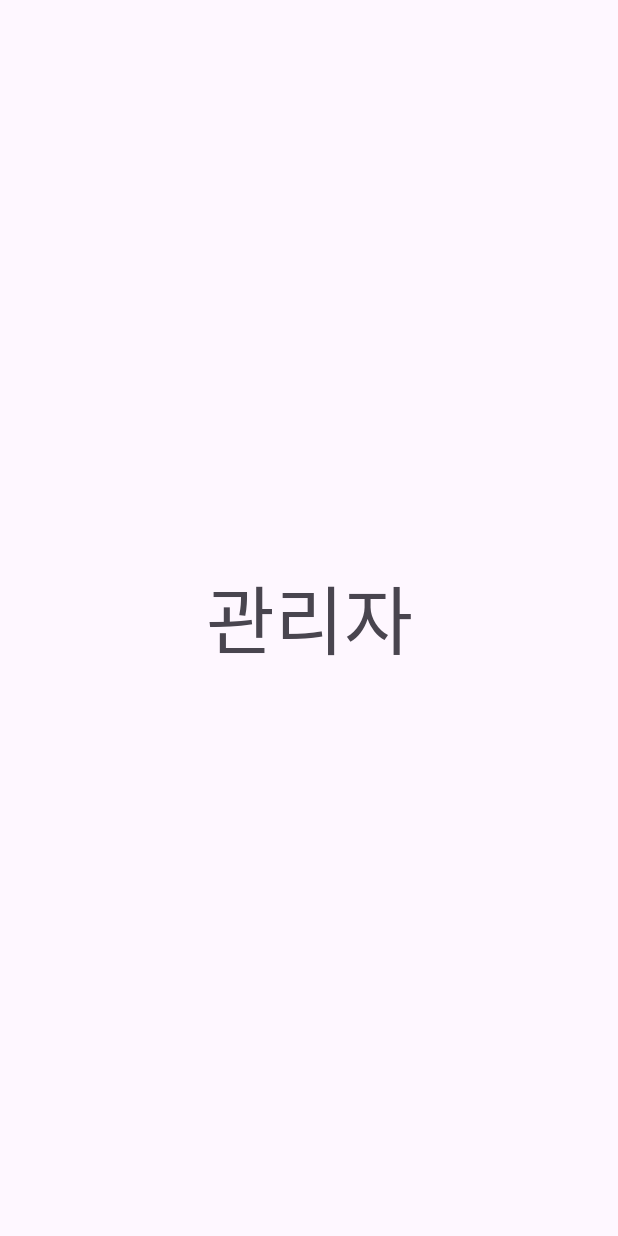
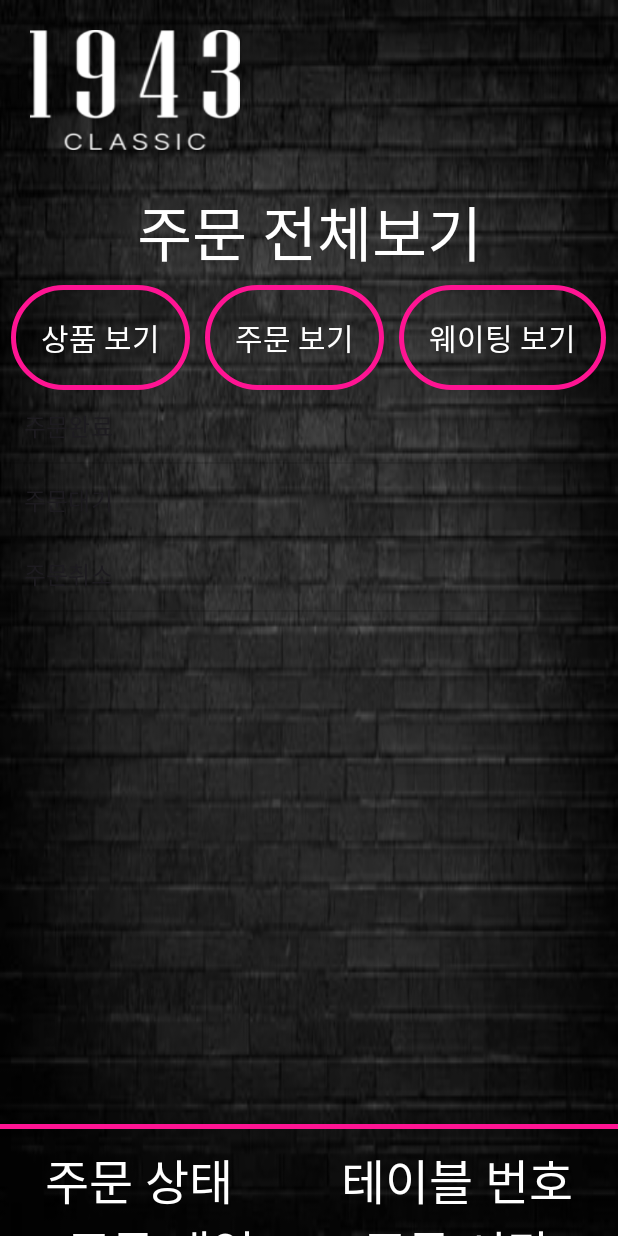
Before and after one commit to TeamTwoOrg/RestaurantOrderingSystem, an Android app: the manageActivity screen opened directly, with no data from a screen before it, on a phone screen of 412 x 824 dp. Run offline under Robolectric (Android 15) with nearby library versions, the phone set to English and light mode, and no system bars.

Commit message:
2023-08-04

```diff
--- a/Kiosk/app/src/main/java/com/example/kiosk/LoginActivity.java
+++ b/Kiosk/app/src/main/java/com/example/kiosk/LoginActivity.java
@@ -1,5 +1,6 @@
 package com.example.kiosk;
 
+import androidx.appcompat.app.AlertDialog;
 import androidx.appcompat.app.AppCompatActivity;
 
 import android.content.Intent;
@@ -35,9 +36,11 @@ public class LoginActivity extends AppCompatActivity {
         super.onCreate(savedInstanceState);
         setContentView(R.layout.activity_login_main);
 
-        Button manage_button = (Button) findViewById(R.id.manage_button); // 버튼아이디
-        manage_button.setEnabled(false); // 로그인 전까지 관리자 버튼 비활성화
+        Button manage_button = (Button) findViewById(R.id.manage_button); // 관리자 버튼
+        Button user_button = (Button) findViewById(R.id.user_button); // 사용자 버튼
 
+        manage_button.setVisibility(View.INVISIBLE); // 로그인 전까지 관리자 버튼 비활성화
+        user_button.setVisibility(View.INVISIBLE); // 로그인 전까지 사용자 버튼 비활성화
 
 
         manage_button.setOnClickListener(new View.OnClickListener() {
@@ -68,6 +71,7 @@ public class LoginActivity extends AppCompatActivity {
                 // 서버에 로그인 정보 전송
                 loginToServer(name, password);
 
+                // 임시 관리자 페이지 넘어가는 버튼
                 Intent intent = new Intent(getApplicationContext(), manageActivity.class);
                 startActivity(intent);
             }
@@ -112,7 +116,7 @@ public class LoginActivity extends AppCompatActivity {
                 @Override
                 public void onResponse(Call call, Response response) throws IOException {
                     Button manage_button = (Button) findViewById(R.id.manage_button);
-
+                    Button user_button = (Button) findViewById(R.id.user_button);
 
                     if (response.isSuccessful()) {
                         String responseBody = response.body().string();
@@ -120,17 +124,34 @@ public class LoginActivity extends AppCompatActivity {
                             JSONObject jsonObject = new JSONObject(responseBody);
                             boolean ok = jsonObject.getBoolean("ok");
                             if (ok) {
+                                // 로그인 성공 시 다음 화면으로 이동하거나 액션을 취할 수 있습니다.
                                 runOnUiThread(new Runnable() {
                                     @Override
                                     public void run() {
+                                        // 로그인 성공 디버그 확인용
                                         System.out.println("login success");
 
+                                        // AlertDialog 설정
+                                        AlertDialog.Builder builder = new AlertDialog.Builder(LoginActivity.this);
+                                        builder.setTitle("로그인 성공");
+                                        builder.setMessage("로그인에 성공하셨습니다.");
 
-                                        manage_button.setEnabled(true); // 관리자 버튼 활성화
+                                        // 확인 버튼을 설정하고 클릭시 닫는다.
+                                        builder.setPositiveButton("확인", null);
 
+                                        // AlertDialog를 보여준다.
+                                        AlertDialog dialog = builder.create();
+                                        dialog.show();
 
-                                        // 로그인 성공 시 다음 화면으로 이동하거나 액션을 취할 수 있습니다.
+                                        // 로그인 성공시 보여주는 버튼
+                                        manage_button.setVisibility(View.VISIBLE); // 관리자 버튼 활성화
+                                        user_button.setVisibility(View.VISIBLE); // 사용자 버튼 활성화
+
+                                        // 로그인 성공 후에만 manageActivity로 이동
+                                        Intent intent = new Intent(getApplicationContext(), manageActivity.class);
+                                        startActivity(intent);
                                     }
+
                                 });
                             } else {
                                 runOnUiThread(new Runnable() {
@@ -138,8 +159,8 @@ public class LoginActivity extends AppCompatActivity {
                                     public void run() {
                                         System.out.println("login fail");
                                     }
+                                });
 
-                                });
                             }
                         } catch (JSONException e) {
                             e.printStackTrace();
--- a/Kiosk/app/src/main/java/com/example/kiosk/manageActivity.java
+++ b/Kiosk/app/src/main/java/com/example/kiosk/manageActivity.java
@@ -2,14 +2,38 @@ package com.example.kiosk;
 
 
 import android.os.Bundle;
+import android.widget.ArrayAdapter;
+import android.widget.ListView;
+
 import androidx.appcompat.app.AppCompatActivity;
+
+import java.util.ArrayList;
+import java.util.List;
 import androidx.annotation.Nullable;
 
 public class manageActivity extends AppCompatActivity {
 
+    private ListView list;
     @Override
     protected void onCreate(Bundle savedInstanceState) {
         super.onCreate(savedInstanceState);
         setContentView(R.layout.manage); // 보여줄 화면 설정
+
+        list = (ListView)findViewById(R.id.list);
+
+        // 배열 안에다가 string형태로 list뷰에 넣는다.
+        List<String> data = new ArrayList<>();
+        // 리스트뷰랑 리스트를 연결하는 adapter 생성
+        // simple_list_item_1을 기본으로 주어지는 listview 디자인
+        ArrayAdapter<String> adapter = new ArrayAdapter<>(this,android.R.layout.simple_list_item_1,data);
+        // list와 adapter 연결
+        list.setAdapter(adapter);
+
+        data.add("주문완료");
+        data.add("주문대기");
+        data.add("주문취소");
+        // 이 상태로 저장을 하겠다.
+        adapter.notifyDataSetChanged();
+
     }
 }
--- a/Kiosk/app/src/main/res/drawable/button_round.xml
+++ b/Kiosk/app/src/main/res/drawable/button_round.xml
@@ -2,7 +2,10 @@
 <shape xmlns:android="http://schemas.android.com/apk/res/android"
     android:padding="10dp"
     android:shape="rectangle" >
-    <solid android:color="#000000" />
+    <solid android:color="#00ff0000" />
+    <stroke
+        android:width="3dp"
+        android:color="#929292"/>
     <corners
         android:bottomLeftRadius="40dp"
         android:bottomRightRadius="40dp"
--- a/Kiosk/app/src/main/res/layout/activity_login_main.xml
+++ b/Kiosk/app/src/main/res/layout/activity_login_main.xml
@@ -40,7 +40,7 @@
 
         <EditText
             android:id="@+id/password_text"
-            android:layout_width="0dp"
+            android:layout_width="match_parent"
             android:layout_height="54dp"
             android:layout_alignParentLeft="true"
             android:layout_alignParentTop="true"
@@ -70,7 +70,8 @@
             android:backgroundTint="#87CEFA"
             android:background="@drawable/button_round"
             android:text="로그인"
-            android:textColor="#FFFFFF"
+            android:fontFamily="@font/gmarketsanslight"
+            android:textColor="#000000"
             android:textSize="20sp"
             android:textStyle="bold"
             android:translationY="-1.52sp"
@@ -93,7 +94,8 @@
             android:backgroundTint="#B4E5FF"
             android:background="@drawable/button_round"
             android:text="관리자"
-            android:textColor="#FFFFFF"
+            android:fontFamily="@font/gmarketsanslight"
+            android:textColor="#000000"
             android:textSize="20sp"
             android:textStyle="bold"
             android:translationY="-1.52sp" />
@@ -112,7 +114,8 @@
             android:backgroundTint="#B4E5FF"
             android:background="@drawable/button_round"
             android:text="사용자"
-            android:textColor="#FFFFFF"
+            android:fontFamily="@font/gmarketsanslight"
+            android:textColor="#000000"
             android:textSize="20sp"
             android:textStyle="bold"
             android:translationY="-1.52sp" />
--- a/Kiosk/app/src/main/res/layout/manage.xml
+++ b/Kiosk/app/src/main/res/layout/manage.xml
@@ -2,14 +2,95 @@
 <LinearLayout xmlns:android="http://schemas.android.com/apk/res/android"
     android:layout_width="match_parent"
     android:layout_height="match_parent"
-    android:gravity="center"
-    android:orientation="horizontal">
+    android:background="@drawable/background"
+    android:orientation="vertical">
+
+    <ImageView
+        android:layout_width="140dp"
+        android:layout_height="80dp"
+        android:layout_gravity="left"
+        android:layout_marginTop="20dp"
+        android:layout_marginLeft="20dp"
+        android:adjustViewBounds="true"
+        android:scaleType="fitXY"
+        android:src="@drawable/logo" />
+
+    <TextView
+        android:layout_width="700dp"
+        android:layout_height="70dp"
+        android:layout_gravity="center"
+        android:layout_marginTop="20dp"
+        android:fontFamily="@font/gmarketsansmedium"
+        android:gravity="center"
+        android:text="주문 전체보기"
+        android:textColor="#FFFFFF"
+        android:textSize="40dp" />
+
+    <LinearLayout
+        android:layout_width="match_parent"
+        android:layout_height="wrap_content"
+        android:gravity="center">
+
+        <androidx.appcompat.widget.AppCompatButton
+            android:id="@+id/product_btn"
+            android:layout_width="wrap_content"
+            android:layout_height="wrap_content"
+            android:layout_marginRight="10dp"
+            android:fontFamily="@font/gmarketsansmedium"
+            android:background="@drawable/button_round"
+            android:backgroundTint="#FF1493"
+            android:textColor="#FFFFFF"
+            android:padding="20dp"
+            android:textSize="20dp"
+            android:text="상품 보기" />
+
+        <androidx.appcompat.widget.AppCompatButton
+            android:id="@+id/order_btn"
+            android:layout_width="wrap_content"
+            android:layout_height="wrap_content"
+            android:padding="20dp"
+            android:layout_marginRight="10dp"
+            android:fontFamily="@font/gmarketsansmedium"
+            android:background="@drawable/button_round"
+            android:backgroundTint="#FF1493"
+            android:textColor="#FFFFFF"
+            android:textSize="20dp"
+            android:text="주문 보기" />
+
+        <androidx.appcompat.widget.AppCompatButton
+            android:id="@+id/waiting_btn"
+            android:layout_width="wrap_content"
+            android:layout_height="wrap_content"
+            android:fontFamily="@font/gmarketsansmedium"
+            android:background="@drawable/button_round"
+            android:backgroundTint="#FF1493"
+            android:padding="20dp"
+            android:textSize="20dp"
+            android:textColor="#FFFFFF"
+            android:text="웨이팅 보기" />
+
+
+
+    </LinearLayout>
+
+    <ListView
+        android:id="@+id/list"
+        android:layout_width="match_parent"
+        android:layout_height="489dp"></ListView>
+
+    <View
+        android:background="#FF1493"
+        android:layout_width="match_parent"
+        android:layout_height="3dp"/>
 
     <TextView
         android:layout_width="match_parent"
         android:layout_height="wrap_content"
+        android:layout_gravity="center"
+        android:fontFamily="@font/gmarketsansbold"
         android:gravity="center"
-        android:text="관리자"
-        android:textSize="50dp"/>
-
+        android:paddingTop="10dp"
+        android:text="주문 상태         테이블 번호         주문 내역         주문 시간"
+        android:textColor="#FFFFFF"
+        android:textSize="32dp" />
 </LinearLayout>
```
Also changed, not shown: Kiosk/app/src/main/res/drawable/background.jpg (added), Kiosk/app/src/main/res/drawable/logo.png (added), 3 other files.
